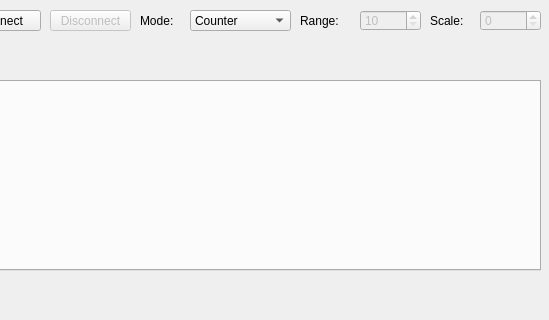
Above: mainwindow.ui from ahp-electronics/xc-gui before the change; both pictures show x 380 to 929 and y 0 to 320 of the 929 by 600 pixel window. Below: the same form after it.
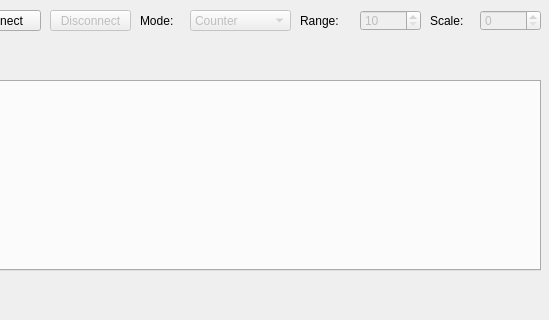
That is the form after the change.

```diff
--- a/mainwindow.ui
+++ b/mainwindow.ui
@@ -83,6 +83,9 @@
     </property>
    </widget>
    <widget class="QComboBox" name="Mode">
+    <property name="enabled">
+     <bool>false</bool>
+    </property>
     <property name="geometry">
      <rect>
       <x>570</x>
```
Left out of the diff: 5 changed lines with no effect on the pictures.
